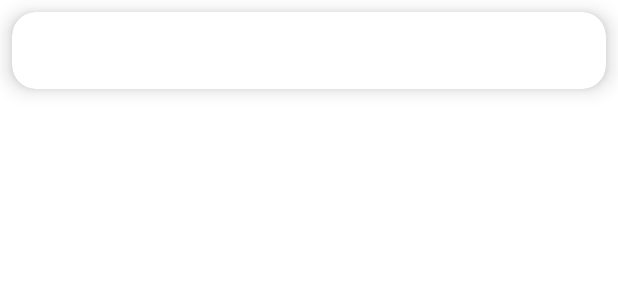
After one commit to Tobiasz123098/ScannerMobileApp, an Android app: the layout recyclerview_row.xml on its own in the app's theme, with its tools: preview values and no code run, on a phone screen of 412 x 824 dp. The commit adds this screen. Shown: the top 300 px of the screen. Run offline under Robolectric (Android 15) with nearby library versions, the phone set to English and light mode, and no system bars; network calls fail.

Commit message:
Initial RecyclerView

```diff
--- a/app/build.gradle
+++ b/app/build.gradle
@@ -54,7 +54,7 @@ dependencies {
     testImplementation 'junit:junit:4.+'
     androidTestImplementation 'androidx.test.ext:junit:1.1.3'
     androidTestImplementation 'androidx.test.espresso:espresso-core:3.4.0'
-
-
+    implementation "androidx.recyclerview:recyclerview:1.2.1"
+    implementation "androidx.recyclerview:recyclerview-selection:1.1.0"
     implementation group: 'pl.puretech', name: 'scanner-api', version: '2.1.0'
 }
--- a/app/src/main/res/layout/activity_order_list.xml
+++ b/app/src/main/res/layout/activity_order_list.xml
@@ -9,6 +9,7 @@
 
 
     <androidx.recyclerview.widget.RecyclerView
+        android:id = "@+id/recyclerView"
         android:layout_width="match_parent"
         android:layout_height="match_parent"
         android:layout_alignParentStart="true"
--- /dev/null
+++ b/app/src/main/res/layout/recyclerview_row.xml
@@ -0,0 +1,41 @@
+<?xml version="1.0" encoding="utf-8"?>
+<androidx.cardview.widget.CardView
+    xmlns:android="http://schemas.android.com/apk/res/android"
+    xmlns:app="http://schemas.android.com/apk/res-auto"
+    android:layout_width="match_parent"
+    android:layout_height="wrap_content"
+    android:layout_margin="8dp"
+    android:orientation="horizontal"
+    android:padding="8dp"
+    app:cardCornerRadius="16dp"
+    app:cardElevation="8dp">
+
+    <LinearLayout
+        android:layout_width="match_parent"
+        android:layout_height="wrap_content"
+        android:layout_margin="4dp"
+        android:orientation="vertical"
+        android:padding="8dp">
+
+        <LinearLayout
+            android:layout_width="wrap_content"
+            android:layout_height="wrap_content"
+            android:layout_marginTop="8dp"
+            android:orientation="horizontal">
+
+            <TextView
+                android:id="@+id/elementTextView"
+                android:layout_width="wrap_content"
+                android:layout_height="wrap_content"
+                android:textColor="@color/black"
+                app:autoSizeMaxTextSize="160sp"
+                app:autoSizeMinTextSize="6sp"
+                app:autoSizeStepGranularity="2sp"
+                app:autoSizeTextType="uniform" />
+
+        </LinearLayout>
+
+    </LinearLayout>
+
+
+</androidx.cardview.widget.CardView>
```
Also changed, not shown: app/src/main/java/com/example/scannerqrapplication/OrderListActivity.java (+28 -0 lines), app/src/main/java/com/example/scannerqrapplication/OrderListAdapter.java (added, +76 -0 lines).
